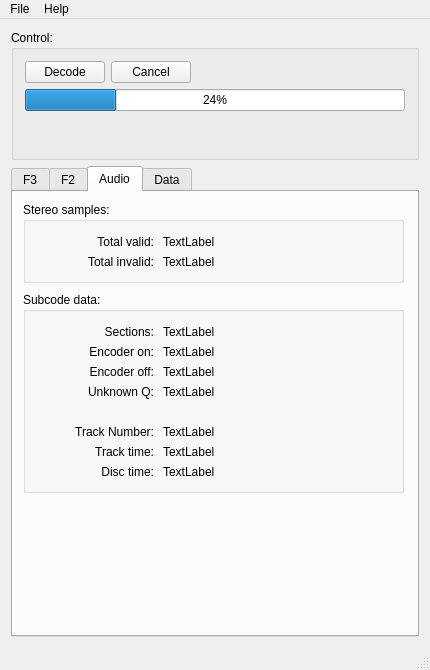
Old version of the form tools/ld-process-efm/mainwindow.ui in the repository happycube/ld-decode.
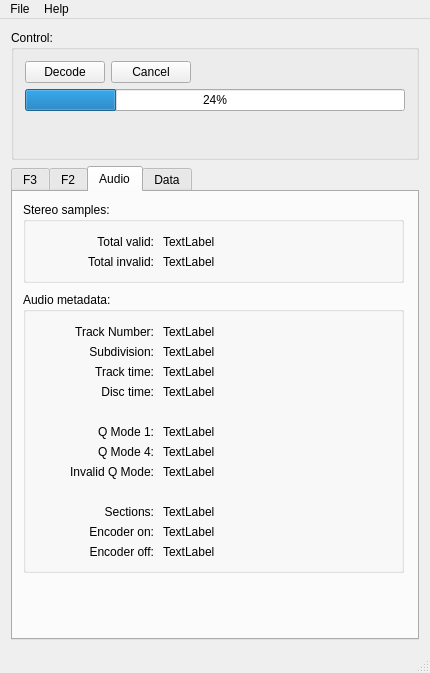
New version of the form. Icons and pictures are not drawn.

Commit message:
ld-process-efm merged audio metadata/section handling with audio output - WIP #228
Still needs error correction for the sections and the audio samples; but
it's now a lot smarter about what's going on with the decoding process.

```diff
--- a/tools/ld-process-efm/mainwindow.ui
+++ b/tools/ld-process-efm/mainwindow.ui
@@ -7,7 +7,7 @@
     <x>0</x>
     <y>0</y>
     <width>430</width>
-    <height>670</height>
+    <height>673</height>
    </rect>
   </property>
   <property name="windowTitle">
@@ -787,17 +787,17 @@
             <x>10</x>
             <y>100</y>
             <width>381</width>
-            <height>201</height>
+            <height>281</height>
            </rect>
           </property>
           <property name="title">
-           <string>Subcode data:</string>
+           <string>Audio metadata:</string>
           </property>
           <widget class="QLabel" name="label_24">
            <property name="geometry">
             <rect>
              <x>10</x>
-             <y>50</y>
+             <y>230</y>
              <width>121</width>
              <height>20</height>
             </rect>
@@ -813,7 +813,7 @@
            <property name="geometry">
             <rect>
              <x>10</x>
-             <y>70</y>
+             <y>250</y>
              <width>121</width>
              <height>20</height>
             </rect>
@@ -829,13 +829,13 @@
            <property name="geometry">
             <rect>
              <x>10</x>
-             <y>90</y>
+             <y>170</y>
              <width>121</width>
              <height>20</height>
             </rect>
            </property>
            <property name="text">
-            <string>Unknown Q:</string>
+            <string>Invalid Q Mode:</string>
            </property>
            <property name="alignment">
             <set>Qt::AlignRight|Qt::AlignTrailing|Qt::AlignVCenter</set>
@@ -845,7 +845,7 @@
            <property name="geometry">
             <rect>
              <x>10</x>
-             <y>150</y>
+             <y>70</y>
              <width>121</width>
              <height>20</height>
             </rect>
@@ -861,7 +861,7 @@
            <property name="geometry">
             <rect>
              <x>10</x>
-             <y>170</y>
+             <y>90</y>
              <width>121</width>
              <height>20</height>
             </rect>
@@ -877,7 +877,7 @@
            <property name="geometry">
             <rect>
              <x>140</x>
-             <y>50</y>
+             <y>230</y>
              <width>231</width>
              <height>20</height>
             </rect>
@@ -890,7 +890,7 @@
            <property name="geometry">
             <rect>
              <x>140</x>
-             <y>70</y>
+             <y>250</y>
              <width>231</width>
              <height>20</height>
             </rect>
@@ -903,7 +903,7 @@
            <property name="geometry">
             <rect>
              <x>140</x>
-             <y>90</y>
+             <y>170</y>
              <width>231</width>
              <height>20</height>
             </rect>
@@ -916,7 +916,7 @@
            <property name="geometry">
             <rect>
              <x>140</x>
-             <y>150</y>
+             <y>70</y>
              <width>231</width>
              <height>20</height>
             </rect>
@@ -929,7 +929,7 @@
            <property name="geometry">
             <rect>
              <x>140</x>
-             <y>170</y>
+             <y>90</y>
              <width>231</width>
              <height>20</height>
             </rect>
@@ -942,7 +942,7 @@
            <property name="geometry">
             <rect>
              <x>10</x>
-             <y>30</y>
+             <y>210</y>
              <width>121</width>
              <height>20</height>
             </rect>
@@ -958,7 +958,7 @@
            <property name="geometry">
             <rect>
              <x>140</x>
-             <y>30</y>
+             <y>210</y>
              <width>231</width>
              <height>20</height>
             </rect>
@@ -971,7 +971,7 @@
            <property name="geometry">
             <rect>
              <x>10</x>
-             <y>130</y>
+             <y>30</y>
              <width>121</width>
              <height>20</height>
             </rect>
@@ -987,7 +987,94 @@
            <property name="geometry">
             <rect>
              <x>140</x>
+             <y>30</y>
+             <width>231</width>
+             <height>20</height>
+            </rect>
+           </property>
+           <property name="text">
+            <string>TextLabel</string>
+           </property>
+          </widget>
+          <widget class="QLabel" name="label_32">
+           <property name="geometry">
+            <rect>
+             <x>10</x>
+             <y>50</y>
+             <width>121</width>
+             <height>20</height>
+            </rect>
+           </property>
+           <property name="text">
+            <string>Subdivision:</string>
+           </property>
+           <property name="alignment">
+            <set>Qt::AlignRight|Qt::AlignTrailing|Qt::AlignVCenter</set>
+           </property>
+          </widget>
+          <widget class="QLabel" name="audio_subdivision">
+           <property name="geometry">
+            <rect>
+             <x>140</x>
+             <y>50</y>
+             <width>231</width>
+             <height>20</height>
+            </rect>
+           </property>
+           <property name="text">
+            <string>TextLabel</string>
+           </property>
+          </widget>
+          <widget class="QLabel" name="label_33">
+           <property name="geometry">
+            <rect>
+             <x>10</x>
              <y>130</y>
+             <width>121</width>
+             <height>20</height>
+            </rect>
+           </property>
+           <property name="text">
+            <string>Q Mode 1:</string>
+           </property>
+           <property name="alignment">
+            <set>Qt::AlignRight|Qt::AlignTrailing|Qt::AlignVCenter</set>
+           </property>
+          </widget>
+          <widget class="QLabel" name="label_34">
+           <property name="geometry">
+            <rect>
+             <x>10</x>
+             <y>150</y>
+             <width>121</width>
+             <height>20</height>
+            </rect>
+           </property>
+           <property name="text">
+            <string>Q Mode 4:</string>
+           </property>
+           <property name="alignment">
+            <set>Qt::AlignRight|Qt::AlignTrailing|Qt::AlignVCenter</set>
+           </property>
+          </widget>
+          <widget class="QLabel" name="audio_qMode1">
+           <property name="geometry">
+            <rect>
+             <x>140</x>
+             <y>130</y>
+             <width>231</width>
+             <height>20</height>
+            </rect>
+           </property>
+           <property name="text">
+            <string>TextLabel</string>
+           </property>
+          </widget>
+          <widget class="QLabel" name="audio_qMode4">
+           <property name="geometry">
+            <rect>
+             <x>140</x>
+             <y>150</y>
              <width>231</width>
              <height>20</height>
             </rect>
```
Left out of the diff: 2 changed lines with no effect on the pictures. The commit also changes 8 other files.
